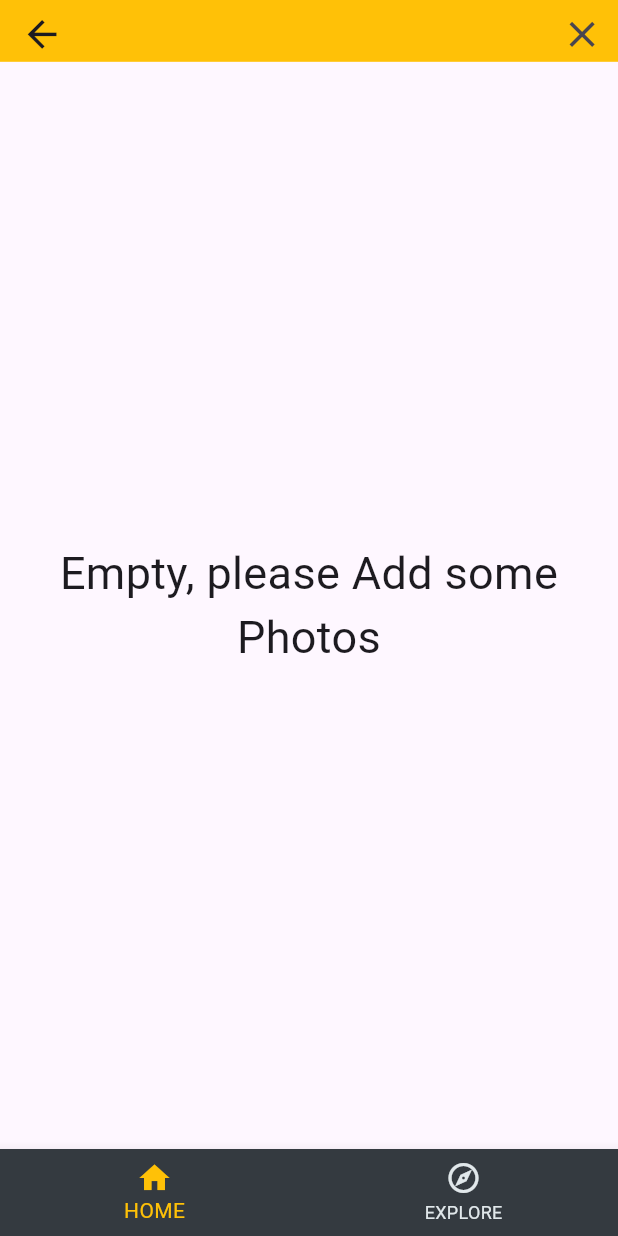
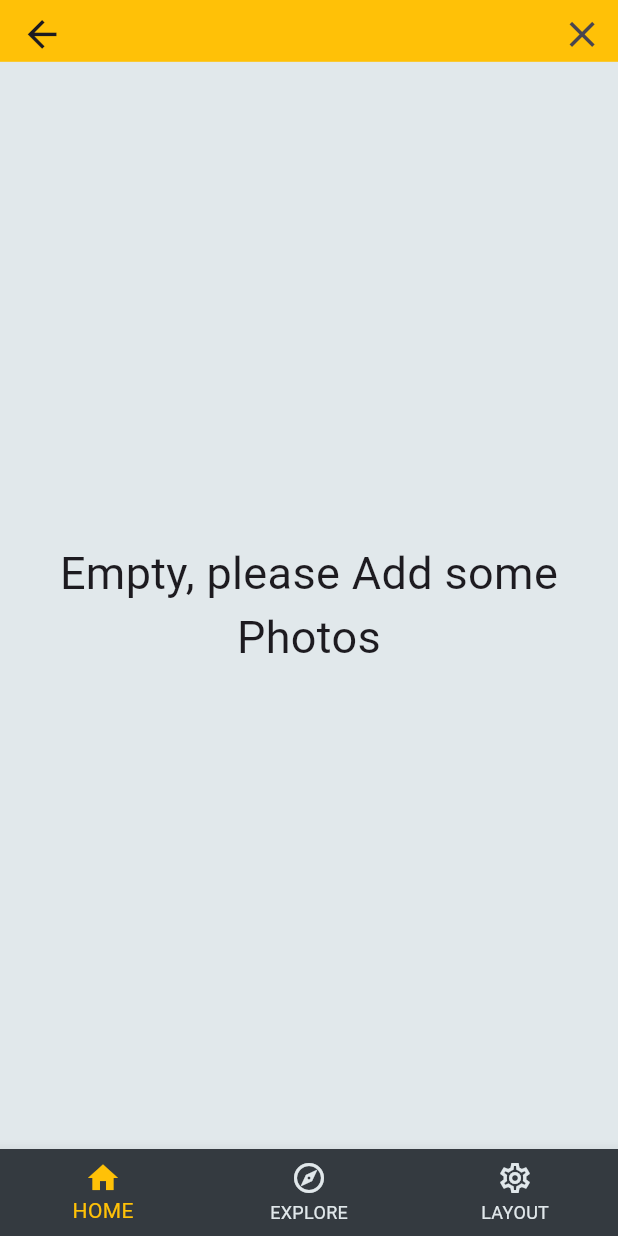
Before and after one commit to Amrd12/gallery-app, a Flutter app: the screen it shows after launch, after a tap on the "search" icon, on a phone screen of 412 x 824 dp. Run offline on Flutter 3.47's test engine with Material 3 defaults, Android fonts, the phone set to English and light mode, and no system bars; our stand-ins replace bloc, cached_network_image, dio, flutter_bloc, flutter_offline, hive and 1 more; accounts and stored records are empty; network calls fail.

Commit message:
added light and dark theme

```diff
--- /dev/null
+++ b/lib/bloc/cubit/theme_cubit.dart
@@ -0,0 +1,21 @@
+import 'package:bloc/bloc.dart';
+import 'package:flutter/material.dart';
+import 'package:meta/meta.dart';
+
+part 'theme_state.dart';
+
+class ThemeCubit extends Cubit<ThemeState> {
+  ThemeCubit() : super(ThemeInitial());
+  ThemeMode theme = ThemeMode.light;
+  ThemeMode changetheme({ThemeMode? th}) {
+    if (th != null) {
+      theme = th;
+    } else if (theme == ThemeMode.dark) {
+      theme = ThemeMode.light;
+    } else {
+      theme = ThemeMode.dark;
+    }
+    emit(ChangeTheme(theme: theme));
+    return theme;
+  }
+}
--- /dev/null
+++ b/lib/bloc/cubit/theme_state.dart
@@ -0,0 +1,12 @@
+part of 'theme_cubit.dart';
+
+@immutable
+sealed class ThemeState {}
+
+final class ThemeInitial extends ThemeState {}
+
+final class ChangeTheme extends ThemeState {
+  final ThemeMode theme;
+
+  ChangeTheme({required this.theme});
+}
--- /dev/null
+++ b/lib/constans/enums.dart
@@ -0,0 +1 @@
+enum OrientationType { landscape, portrait, square }
--- a/lib/constans/strings.dart
+++ b/lib/constans/strings.dart
@@ -13,6 +13,7 @@ const folderName = 'gallaryapp';
 const navigationRoute = "/";
 const homeRoute = "/home";
 const exploreRoute = "/explore";
+const layoutRoute = "/layout";
 //hive
 const hivebox = "PhotosBox";
 const searchBox = "searchbox";
--- a/lib/main.dart
+++ b/lib/main.dart
@@ -3,6 +3,9 @@ import 'package:flutter_bloc/flutter_bloc.dart';
 import 'package:gallaryapp/Storage/Storage.dart';
 import 'package:gallaryapp/bloc/cubit/search_api_cubit.dart';
 import 'package:gallaryapp/bloc/cubit/search_storage_cubit.dart';
+import 'package:gallaryapp/bloc/cubit/theme_cubit.dart';
+import 'package:gallaryapp/constans/colors.dart';
+import 'package:gallaryapp/ui/custom_theme.dart';
 import 'package:gallaryapp/ui/screens/layout_screen.dart';
 import "package:hive_flutter/hive_flutter.dart";
 import 'constans/strings.dart';
@@ -18,23 +21,35 @@ void main() async {
   Hive.registerAdapter(SearchModelAdapter());
   await Hive.openBox<PhotoModel>(hivebox);
   await Hive.openBox<SearchModel>(searchBox);
-  runApp(const MainApp());
+  runApp(MainApp());
 }
 
 class MainApp extends StatelessWidget {
-  const MainApp({super.key});
-
+  MainApp({super.key});
+  final CustomTheme theme = CustomTheme();
   @override
   Widget build(BuildContext context) {
     return MultiBlocProvider(
       providers: [
         BlocProvider(create: (context) => SearchStorageCubit()),
         BlocProvider(create: (context) => SearchApiCubit()),
+        BlocProvider(
+            create: (context) =>
+                ThemeCubit()..changetheme(th: ThemeMode.light)),
       ],
-      child: MaterialApp(
-          title: "Gallary App",
-          debugShowCheckedModeBanner: false,
-          home: const Scaffold(body: LayoutScreen())),
+      child: BlocBuilder<ThemeCubit, ThemeState>(
+        builder: (context, state) {
+          state as ChangeTheme;
+          print("MAIN");
+          return MaterialApp(
+              themeMode: state.theme,
+              theme: ThemeData(scaffoldBackgroundColor: MyColors.myWhite),
+              darkTheme: ThemeData(scaffoldBackgroundColor: MyColors.myGrey),
+              title: "Gallary App",
+              debugShowCheckedModeBanner: false,
+              home: const Scaffold(body: LayoutScreen()));
+        },
+      ),
     );
   }
 }
--- a/lib/ui/Navigation_Item.dart
+++ b/lib/ui/Navigation_Item.dart
@@ -50,7 +50,8 @@ class NavigationItems {
 
   static const List<NavigationItem> _items = [
     NavigationItem(0, homeRoute, Icons.home_outlined, Icons.home),
-    NavigationItem(1, exploreRoute, Icons.explore_outlined, Icons.explore)
+    NavigationItem(1, exploreRoute, Icons.explore_outlined, Icons.explore),
+    NavigationItem(2, layoutRoute, Icons.settings_outlined, Icons.settings)
   ];
 
   NavigationRailDestination _getNavigationRailDestination(int index) {
--- /dev/null
+++ b/lib/ui/custom_theme.dart
@@ -0,0 +1,8 @@
+import 'package:flutter/material.dart';
+import 'package:flutter/widgets.dart';
+
+class CustomTheme {
+  CustomTheme();
+  final ValueNotifier<ThemeMode> themeMode = ValueNotifier(ThemeMode.system);
+
+}
--- a/lib/ui/screens/Home.dart
+++ b/lib/ui/screens/Home.dart
@@ -9,6 +9,7 @@ class HomeScreen extends StatelessWidget {
 
   @override
   Widget build(BuildContext context) {
+    print("home");
     final wid = MediaQuery.of(context).size.height;
     return BlocProvider(
       create: (context) => PhotoStorageCubit(),
--- a/lib/ui/screens/layout_screen.dart
+++ b/lib/ui/screens/layout_screen.dart
@@ -1,6 +1,8 @@
 import 'package:flutter/material.dart';
+import 'package:gallaryapp/constans/strings.dart';
 import 'package:gallaryapp/ui/screens/Explore.dart';
 import 'package:gallaryapp/ui/screens/Home.dart';
+import 'package:gallaryapp/ui/screens/theme-page.dart';
 
 import '../../constans/colors.dart';
 import '../Navigation_Item.dart';
@@ -14,7 +16,7 @@ class LayoutScreen extends StatefulWidget {
 
 class _LayoutScreenState extends State<LayoutScreen> {
   int index = 0;
-  List<Widget> screen = const [HomeScreen(), Explore()];
+  List<Widget> screen = const [HomeScreen(), Explore(), ThemePage()];
   void _onDestinationSelected(int selectedIndex) {
     index = selectedIndex;
     setState(() {});
@@ -28,9 +30,9 @@ class _LayoutScreenState extends State<LayoutScreen> {
           selectedItemColor: MyColors.myYellow,
           unselectedItemColor: MyColors.myWhite,
           backgroundColor: MyColors.myGrey,
-          items: NavigationItems().bottomItems,
           currentIndex: index,
-          onTap: _onDestinationSelected),
+          onTap: _onDestinationSelected,
+          items: NavigationItems().bottomItems),
     );
   }
 }
--- /dev/null
+++ b/lib/ui/screens/theme-page.dart
@@ -0,0 +1,36 @@
+import 'package:flutter/material.dart';
+import 'package:flutter_bloc/flutter_bloc.dart';
+import 'package:gallaryapp/bloc/cubit/theme_cubit.dart';
+import 'package:gallaryapp/ui/widgets/Custom_App_Bar.dart';
+
+class ThemePage extends StatelessWidget {
+  const ThemePage({super.key});
+
+  @override
+  Widget build(BuildContext context) {
+    final wid = MediaQuery.of(context).size.height;
+
+    return Scaffold(
+      appBar: CustomAppBar(
+          Title: "settings",
+          preferredSize: Size.fromHeight(wid * .05),
+          searchavilable: false),
+      body: Container(
+        child: Center(
+          child: BlocBuilder<ThemeCubit, ThemeState>(
+            builder: (context, state) {
+              state as ChangeTheme;
+              IconData icon = state.theme == ThemeMode.light
+                  ? Icons.light_mode
+                  : Icons.dark_mode;
+              return IconButton(
+                  onPressed: () =>
+                      BlocProvider.of<ThemeCubit>(context).changetheme(),
+                  icon: Icon(icon));
+            },
+          ),
+        ),
+      ),
+    );
+  }
+}
--- a/lib/ui/widgets/Custom_Search_Bar.dart
+++ b/lib/ui/widgets/Custom_Search_Bar.dart
@@ -43,5 +43,6 @@ class CustomSearchBar extends SearchDelegate {
   @override
   Widget buildSuggestions(BuildContext context) {
     return CustomSearchSuggestions(text: query, onPressed: onpress);
+
   }
 }
```
